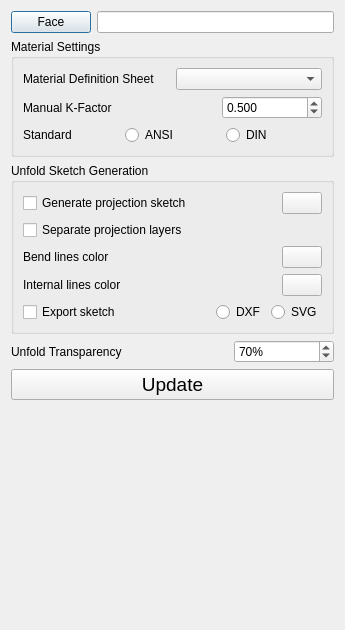
This is Resources/panels/UnfoldOptions.ui in shaise/FreeCAD_SheetMetal as Qt 5 draws it before an edit. The edited form follows.
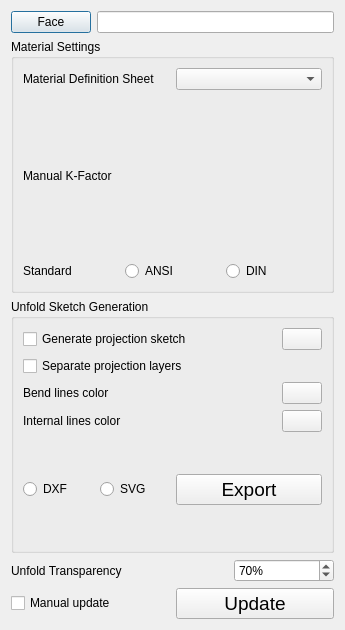
This is the edited form. Icons and pictures are not drawn. Custom widgets are drawn as their Qt base class.

Commit message: Basic parametric unfold is working

Patch:
```diff
--- a/Resources/panels/UnfoldOptions.ui
+++ b/Resources/panels/UnfoldOptions.ui
@@ -55,6 +55,12 @@
        </layout>
       </item>
       <item>
+       <widget class="QWidget" name="groupManualFactor" native="true">
+        <layout class="QVBoxLayout" name="verticalLayout_4">
+         <property name="margin">
+          <number>0</number>
+         </property>
+         <item>
        <layout class="QHBoxLayout" name="horizontalLayout">
         <property name="sizeConstraint">
          <enum>QLayout::SetDefaultConstraint</enum>
@@ -67,46 +73,18 @@
          </widget>
         </item>
         <item>
-         <spacer name="horizontalSpacer">
-          <property name="orientation">
-           <enum>Qt::Horizontal</enum>
-          </property>
-          <property name="sizeHint" stdset="0">
-           <size>
-            <width>40</width>
-            <height>20</height>
-           </size>
-          </property>
-         </spacer>
-        </item>
-        <item>
-         <widget class="QDoubleSpinBox" name="kFactSpin">
-          <property name="enabled">
-           <bool>true</bool>
-          </property>
+            <widget class="Gui::DoubleSpinBox" name="floatKFactor" native="true">
           <property name="sizePolicy">
-           <sizepolicy hsizetype="Expanding" vsizetype="Fixed">
+              <sizepolicy hsizetype="Preferred" vsizetype="Preferred">
             <horstretch>0</horstretch>
             <verstretch>0</verstretch>
            </sizepolicy>
           </property>
-          <property name="maximumSize">
-           <size>
-            <width>100</width>
-            <height>16777215</height>
-           </size>
-          </property>
-          <property name="decimals">
-           <number>3</number>
-          </property>
-          <property name="maximum">
-           <double>2.000000000000000</double>
-          </property>
-          <property name="singleStep">
-           <double>0.100000000000000</double>
-          </property>
-          <property name="value">
-           <double>0.500000000000000</double>
+             <property name="maximum" stdset="0">
+              <double>1.000000000000000</double>
+             </property>
+             <property name="singleStep" stdset="0">
+              <double>0.010000000000000</double>
           </property>
          </widget>
         </item>
@@ -146,6 +124,9 @@
      </layout>
     </widget>
    </item>
+     </layout>
+    </widget>
+   </item>
    <item>
     <widget class="QGroupBox" name="groupBox_2">
      <property name="sizePolicy">
@@ -255,30 +236,13 @@
        </layout>
       </item>
       <item>
-       <layout class="QHBoxLayout" name="horizontalLayout_7">
-        <property name="leftMargin">
+       <widget class="QWidget" name="groupExport" native="true">
+        <layout class="QHBoxLayout" name="horizontalLayout_11">
+         <property name="margin">
          <number>0</number>
         </property>
         <item>
-         <widget class="QCheckBox" name="chkExport">
-          <property name="text">
-           <string>Export sketch</string>
-          </property>
-         </widget>
-        </item>
-        <item>
-         <spacer name="horizontalSpacer_5">
-          <property name="orientation">
-           <enum>Qt::Horizontal</enum>
-          </property>
-          <property name="sizeHint" stdset="0">
-           <size>
-            <width>40</width>
-            <height>20</height>
-           </size>
-          </property>
-         </spacer>
-        </item>
+          <layout class="QHBoxLayout" name="horizontalLayout_10">
         <item>
          <widget class="QRadioButton" name="dxfExport">
           <property name="text">
@@ -304,6 +268,32 @@
         </item>
        </layout>
       </item>
+         <item>
+          <widget class="QPushButton" name="pushExport">
+           <property name="font">
+            <font>
+             <pointsize>14</pointsize>
+            </font>
+           </property>
+           <property name="text">
+            <string>Export</string>
+           </property>
+           <property name="icon">
+            <iconset>
+             <normalon>Icons:SheetMetal_UnfoldExport.svg</normalon>
+            </iconset>
+           </property>
+           <property name="iconSize">
+            <size>
+             <width>32</width>
+             <height>32</height>
+            </size>
+           </property>
+          </widget>
+         </item>
+        </layout>
+       </widget>
+      </item>
      </layout>
     </widget>
    </item>
@@ -356,6 +346,15 @@
     </layout>
    </item>
    <item>
+    <layout class="QHBoxLayout" name="horizontalLayout_9">
+     <item>
+      <widget class="QCheckBox" name="chkManualUpdate">
+       <property name="text">
+        <string>Manual update</string>
+       </property>
+      </widget>
+     </item>
+     <item>
     <widget class="QPushButton" name="pushUnfold">
      <property name="font">
       <font>
@@ -378,18 +377,7 @@
      </property>
     </widget>
    </item>
-   <item>
-    <spacer name="verticalSpacer">
-     <property name="orientation">
-      <enum>Qt::Vertical</enum>
-     </property>
-     <property name="sizeHint" stdset="0">
-      <size>
-       <width>20</width>
-       <height>40</height>
-      </size>
-     </property>
-    </spacer>
+    </layout>
    </item>
   </layout>
  </widget>
@@ -399,6 +387,11 @@
    <extends>QPushButton</extends>
    <header>Gui/Widgets.h</header>
   </customwidget>
+  <customwidget>
+   <class>Gui::DoubleSpinBox</class>
+   <extends>QWidget</extends>
+   <header>gui::doublespinbox.h</header>
+  </customwidget>
  </customwidgets>
  <resources/>
  <connections/>
```
Lines whose indentation alone changed are shown as unchanged. The commit also changes 5 other files.
